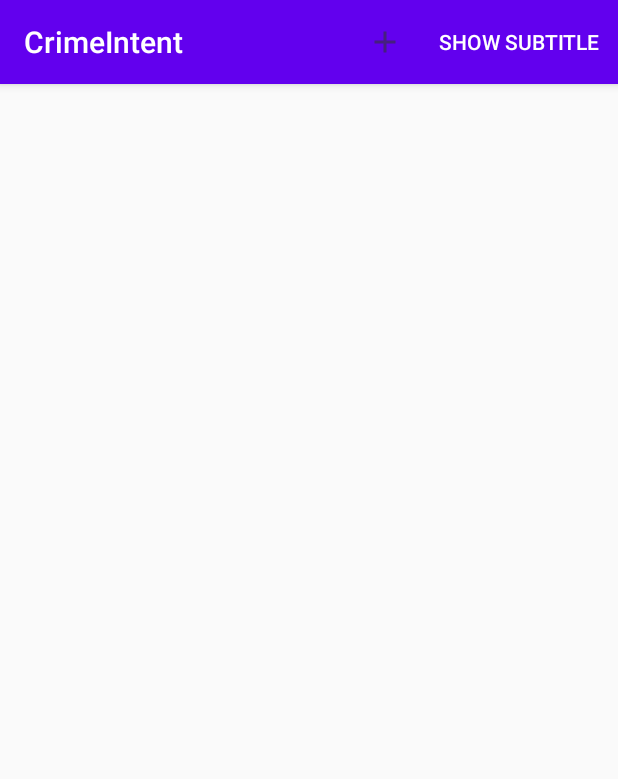
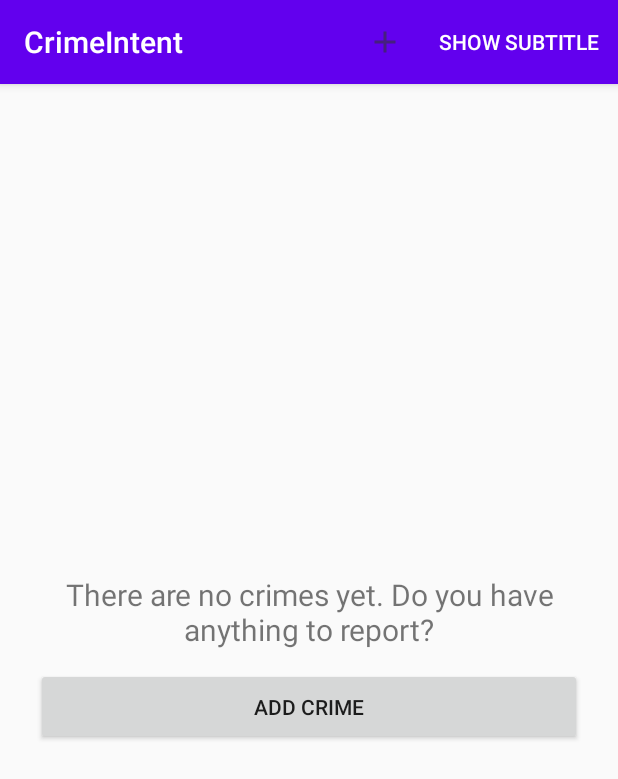
Before and after one commit to Keron713/CrimeActivity, an Android app: the screen it shows after launch (CrimeListActivity), on a phone screen of 412 x 824 dp. Shown: the top 779 px of the screen. Run offline under Robolectric (Android 15) with nearby library versions, the phone set to English and light mode, and no system bars.

Commit message:
Task_3 complete

```diff
--- a/app/src/main/AndroidManifest.xml
+++ b/app/src/main/AndroidManifest.xml
@@ -15,7 +15,7 @@
                 <category android:name="android.intent.category.LAUNCHER" />
             </intent-filter>
         </activity>
-        <activity android:name=".CrimePagerActivity">
+        <activity android:name=".CrimePagerActivity"
             android:parentActivityName=".CrimeListActivity">
 
         </activity>
--- a/app/src/main/java/com/homework/crimeactivity/CrimeListFragment.java
+++ b/app/src/main/java/com/homework/crimeactivity/CrimeListFragment.java
@@ -1,7 +1,6 @@
 package com.homework.crimeactivity;
 
 import android.content.Intent;
-import android.graphics.Color;
 import android.os.Bundle;
 import android.view.LayoutInflater;
 import android.view.Menu;
@@ -9,9 +8,9 @@ import android.view.MenuInflater;
 import android.view.MenuItem;
 import android.view.View;
 import android.view.ViewGroup;
+import android.widget.Button;
 import android.widget.ImageView;
 import android.widget.TextView;
-import android.widget.Toast;
 
 import androidx.appcompat.app.AppCompatActivity;
 import androidx.fragment.app.Fragment;
@@ -25,6 +24,10 @@ public class CrimeListFragment extends Fragment {
     private RecyclerView mCrimeRecyclerView;
     private CrimeAdapter mAdapter;
     private boolean mSubtitleVisible;
+    private View mEmptyView;
+    private Button mAddCrimeButton;
+
+    private static final String SAVED_SUBTITLE_VISIBLE = "subtitle";
 
     @Override
     public void onCreate(Bundle savedInstanceState) {
@@ -35,23 +38,46 @@ public class CrimeListFragment extends Fragment {
     private int mLastUpdatedPosition = -1;
 
     @Override
-    public View onCreateView(LayoutInflater inflater, ViewGroup container,
-                             Bundle savedInstanceState) {
-        View view = inflater.inflate(R.layout.fragment_crime_list, container,
-                false);
-        mCrimeRecyclerView = (RecyclerView) view
-                .findViewById(R.id.crime_recycler_view);
-        mCrimeRecyclerView.setLayoutManager(new LinearLayoutManager
-                (getActivity()));
+    public View onCreateView(LayoutInflater inflater, ViewGroup container, Bundle savedInstanceState) {
+        View view = inflater.inflate(R.layout.fragment_crime_list, container, false);
+        mCrimeRecyclerView = (RecyclerView) view.findViewById(R.id.crime_recycler_view);
+        mCrimeRecyclerView.setLayoutManager(new LinearLayoutManager(getActivity()));
+
+        mEmptyView = view.findViewById(R.id.add_crime_view);
+        mAddCrimeButton = view.findViewById(R.id.add_crime);
+        mAddCrimeButton.setOnClickListener(new View.OnClickListener() {
+            @Override
+            public void onClick(View view) {
+                addingCrime();
+            }
+        });
+
         updateUI();
 
+        if (savedInstanceState != null) {
+            mSubtitleVisible = savedInstanceState.getBoolean(SAVED_SUBTITLE_VISIBLE);
+        }
+
         return view;
+    }
+
+    public void addingCrime() {
+        Crime crime = new Crime();
+        CrimeLab.get(getActivity()).addCrime(crime);
+        Intent intent = CrimePagerActivity.newIntent(getActivity(), crime.getId());
+        startActivity(intent);
     }
 
     @Override
     public void onResume() {
         super.onResume();
         updateUI();
+    }
+
+    @Override
+    public void onSaveInstanceState(Bundle outState) {
+        super.onSaveInstanceState(outState);
+        outState.putBoolean(SAVED_SUBTITLE_VISIBLE, mSubtitleVisible);
     }
 
     @Override
@@ -89,8 +115,10 @@ public class CrimeListFragment extends Fragment {
 
     private void updateSubtitle() {
         CrimeLab crimeLab = CrimeLab.get(getActivity());
+//        int crimeCount = crimeLab.getCrimes().size();
+//        String subtitle = getString(R.string.subtitle_format, crimeCount);
         int crimeCount = crimeLab.getCrimes().size();
-        String subtitle = getString(R.string.subtitle_format, crimeCount);
+        String subtitle = getResources().getQuantityString(R.plurals.subtitle_plural, crimeCount, crimeCount);
 
         if (!mSubtitleVisible) {
             subtitle = null;
@@ -99,12 +127,14 @@ public class CrimeListFragment extends Fragment {
         AppCompatActivity activity = (AppCompatActivity) getActivity();
         activity.getSupportActionBar().setSubtitle(subtitle);
 
-
     }
 
     private void updateUI() {
         CrimeLab crimeLab = CrimeLab.get(getActivity());
         List<Crime> crimes = crimeLab.getCrimes();
+
+        mEmptyView.setVisibility((crimes.size() > 0 ? View.GONE : View.VISIBLE));
+
         if (mAdapter == null) {
             mAdapter = new CrimeAdapter(crimes);
             mCrimeRecyclerView.setAdapter(mAdapter);
@@ -176,12 +206,10 @@ public class CrimeListFragment extends Fragment {
             holder.bind(crime);
         }
 
-
         @Override
         public int getItemCount() {
             return mCrimes.size();
         }
-
 
         @Override
         public int getItemViewType(int position) {
--- a/app/src/main/res/layout/fragment_crime_list.xml
+++ b/app/src/main/res/layout/fragment_crime_list.xml
@@ -1,8 +1,36 @@
 <?xml version="1.0" encoding="utf-8"?>
-<androidx.recyclerview.widget.RecyclerView
-    xmlns:android="http://schemas.android.com/apk/res/android"
-    android:id="@+id/crime_recycler_view"
+<FrameLayout xmlns:android="http://schemas.android.com/apk/res/android"
     android:layout_width="match_parent"
     android:layout_height="match_parent">
 
-</androidx.recyclerview.widget.RecyclerView>
+    <androidx.recyclerview.widget.RecyclerView
+        android:id="@+id/crime_recycler_view"
+        android:layout_width="match_parent"
+        android:layout_height="match_parent" />
+
+    <LinearLayout
+        android:id="@+id/add_crime_view"
+        android:layout_width="wrap_content"
+        android:layout_height="wrap_content"
+        android:layout_margin="24dp"
+        android:layout_gravity="center_vertical"
+        android:orientation="vertical">
+
+        <TextView
+            android:layout_width="wrap_content"
+            android:layout_height="wrap_content"
+            android:gravity="center_horizontal"
+            android:text="@string/empty_crimes_message"
+            android:textSize="20dp" />
+
+        <Button
+            android:id="@+id/add_crime"
+            android:layout_width="match_parent"
+            android:layout_height="wrap_content"
+            android:layout_marginTop="12dp"
+            android:gravity="center"
+            android:padding="16dp"
+            android:text="@string/add_crime_button" />
+    </LinearLayout>
+
+</FrameLayout>
--- a/app/src/main/res/layout/list_item_crime.xml
+++ b/app/src/main/res/layout/list_item_crime.xml
@@ -18,7 +18,7 @@
         app:layout_constraintEnd_toStartOf="@+id/crime_solved"
         app:layout_constraintHorizontal_bias="0.0"
         app:layout_constraintStart_toStartOf="parent"
-        app:layout_constraintTop_toTopOf="parent"></TextView>
+        app:layout_constraintTop_toTopOf="parent" />
 
     <TextView
         android:id="@+id/crime_date"
@@ -32,7 +32,7 @@
         app:layout_constraintEnd_toStartOf="@+id/crime_solved"
         app:layout_constraintHorizontal_bias="0.0"
         app:layout_constraintStart_toStartOf="parent"
-        app:layout_constraintTop_toBottomOf="@+id/crime_title"></TextView>
+        app:layout_constraintTop_toBottomOf="@+id/crime_title" />
 
     <ImageView
         android:id="@+id/crime_solved"
--- a/app/src/main/res/values/strings.xml
+++ b/app/src/main/res/values/strings.xml
@@ -9,5 +9,11 @@
     <string name="show_subtitle">Show Subtitle</string>
     <string name="hide_subtitle">Hide Subtitle</string>
     <string name="subtitle_format">%1$d crimes</string>
+    <string name="add_crime_button">add crime</string>
+    <string name="empty_crimes_message">There are no crimes yet. Do you have anything to report?</string>
     <string name="time_picker_title">Time of crime:</string>
+    <plurals name="subtitle_plural">
+        <item quantity="one">%1$d crime</item>
+        <item quantity="other">%1$d crimes</item>
+    </plurals>
 </resources>
```
